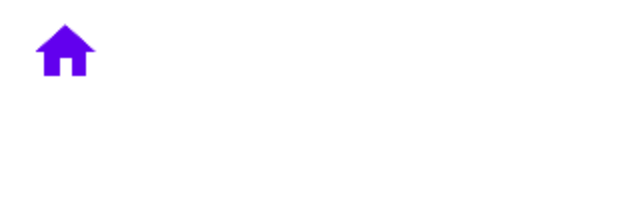
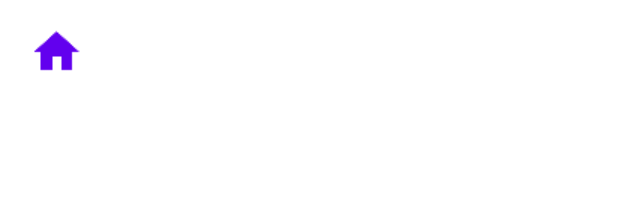
Before and after one commit to KloseYu/MyWeather, an Android app: the layout now.xml on its own in the app's theme, with its tools: preview values and no code run, on a phone screen of 412 x 824 dp. Shown: the top 213 px of the screen. Run offline under Robolectric (Android 15) with nearby library versions, the phone set to English and light mode, and no system bars.

Commit message:
更改主页图标尺寸

```diff
--- a/app/src/main/res/layout/now.xml
+++ b/app/src/main/res/layout/now.xml
@@ -14,8 +14,8 @@
 
         <Button
             android:id="@+id/navBtn"
-            android:layout_width="48dp"
-            android:layout_height="48dp"
+            android:layout_width="36dp"
+            android:layout_height="36dp"
             android:layout_gravity="center_vertical"
             android:layout_marginStart="20dp"
             android:layout_marginEnd="20dp"
```
